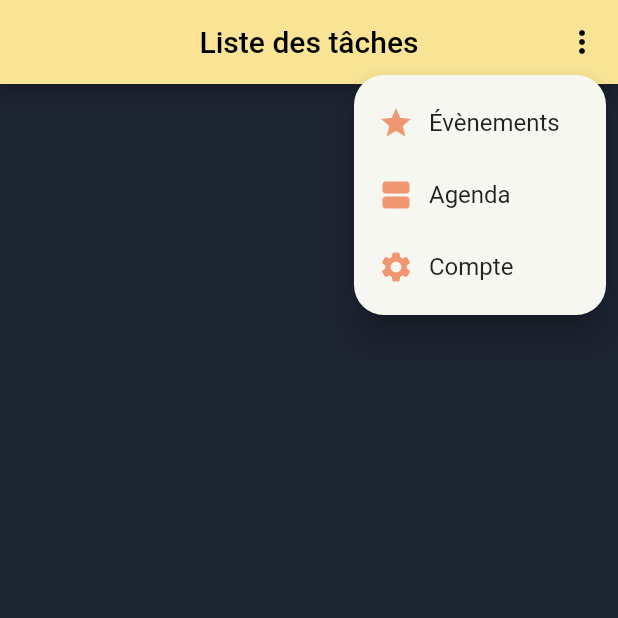
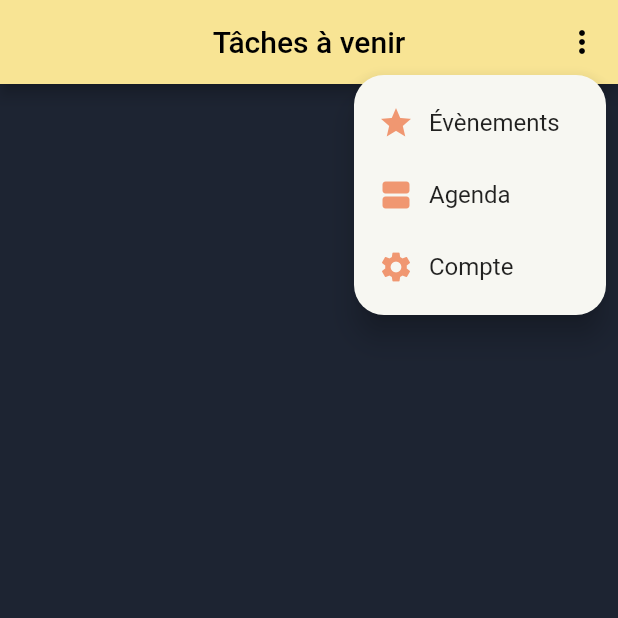
Before and after one commit to KeeMoh/RemindMi, a Flutter app: the screen it shows once a user with an empty profile is signed in, after a tap on the "more vert" icon, on a phone screen of 412 x 824 dp, the top half of it. Run offline on Flutter 3.47's test engine with Material 2 defaults, Android fonts, the phone set to English and light mode, and no system bars; our stand-ins replace email_validator, firebase_auth, firebase_core, flutter_colorpicker, flutter_form_builder, form_builder_validators and 1 more; accounts and stored records are empty.

Commit message:
update todoList

```diff
--- a/remind_mi/lib/pages/todo_list_page.dart
+++ b/remind_mi/lib/pages/todo_list_page.dart
@@ -33,7 +33,6 @@ class _ToDoListState extends State<ToDoList> {
 
   @override
   void initState() {
-    // TODO: implement initState
     super.initState();
     // _controller = TextEditingController();
     // fillReminders();
@@ -45,12 +44,12 @@ class _ToDoListState extends State<ToDoList> {
       appBar: AppBar(
           backgroundColor: Charter.secondarycolor,
           automaticallyImplyLeading: false,
-          title: Text('Liste des tâches'),
+          title: const Text('Tâches à venir'),
           centerTitle: true,
-          actions: [CustomMenu()]),
+          actions: const [CustomMenu()]),
       body: Column(
         children: [
-          SizedBox(height: 10),
+          const SizedBox(height: 10),
           Expanded(
             child: Container(color: Charter.primarycolor, child: cardsWidget),
           )
```
Also changed, not shown: remind_mi/lib/widgets/task_widget.dart (+5 -2 lines).
